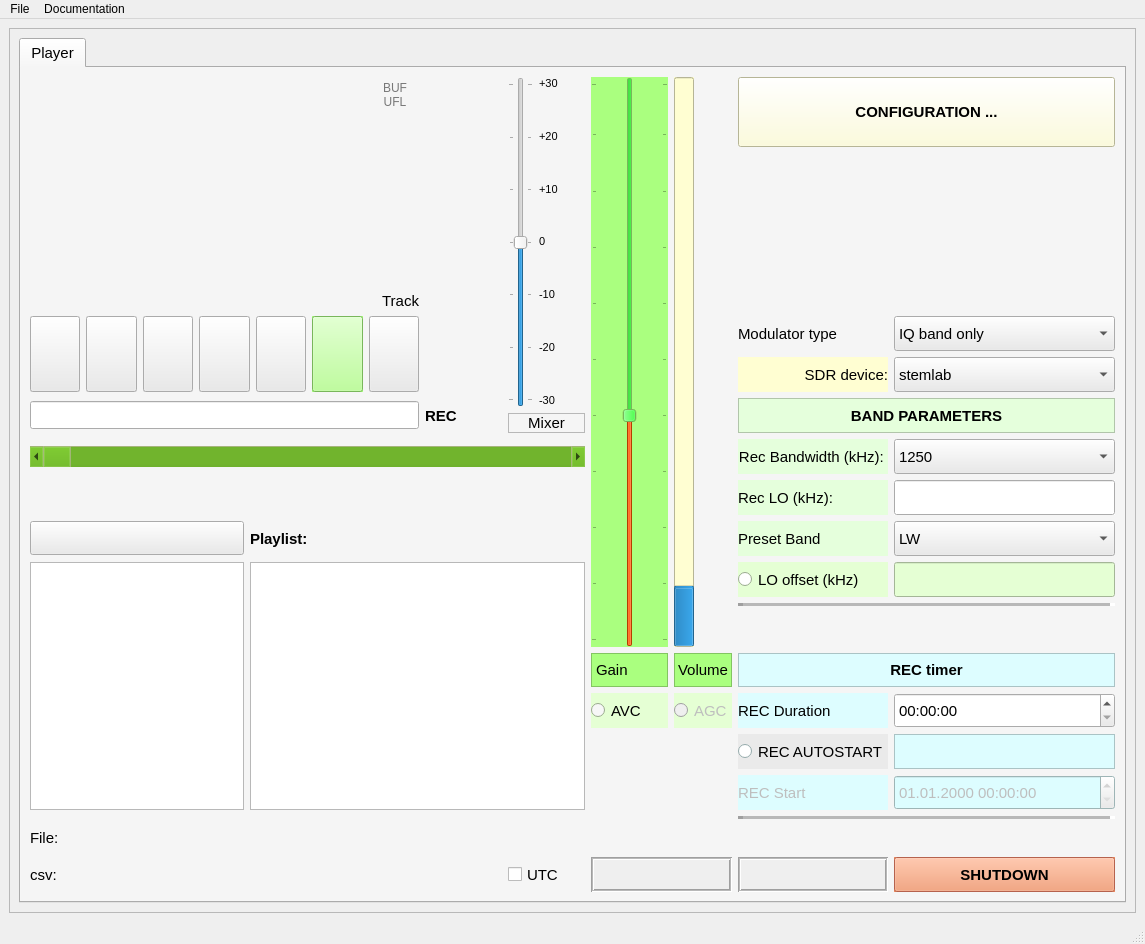
Above: sources/core/ressources/COHIWizard_GUI_v10_scrollhv_skin_5.ui from hermy-sf/COHIWizard before the change. Below: the same form after it.
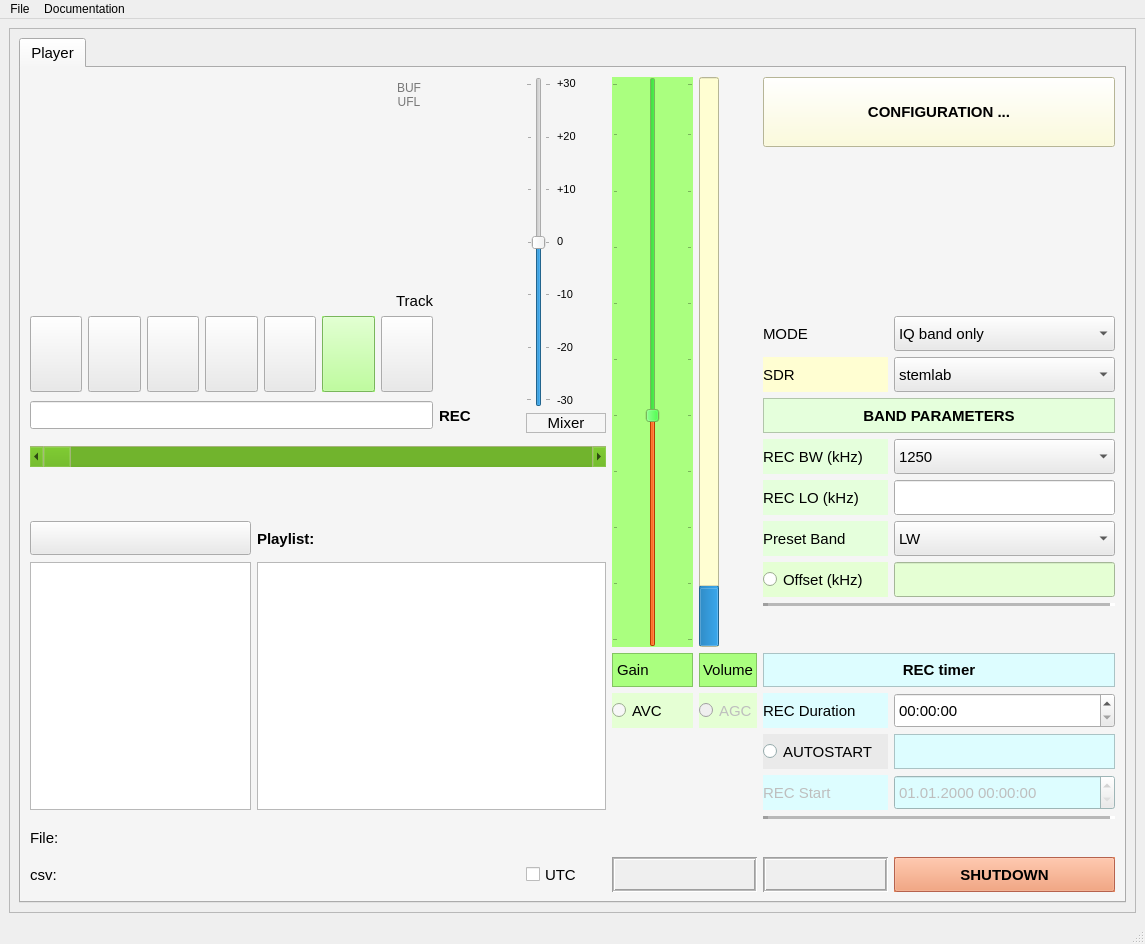
That is the form after the change. Icons and pictures are not drawn.

Commit message:
Skin 5: uniform font roles and shorter labels
- playerskinhandler_5: font_roles as in skins 2/3 with a factor for the
  larger window (normal 1.86 % of the window height, 16 px at 860 px,
  11-20 px; small x0.8, large x1.6 for the time display); the per-widget
  fit only shrinks, comboboxes get the role size
- labels: 'MODE', 'SDR' (left-aligned), 'REC BW (kHz)' (left-aligned),
  'REC LO (kHz)', 'Offset (kHz)', 'AUTOSTART'
- label column on the right at least 125 px, 'File:'/'csv:' at least 48 px

```diff
--- a/sources/core/ressources/COHIWizard_GUI_v10_scrollhv_skin_5.ui
+++ b/sources/core/ressources/COHIWizard_GUI_v10_scrollhv_skin_5.ui
@@ -1130,6 +1130,12 @@
                   <verstretch>0</verstretch>
                  </sizepolicy>
                 </property>
+                <property name="minimumSize">
+                 <size>
+                  <width>125</width>
+                  <height>0</height>
+                 </size>
+                </property>
                 <property name="palette">
                  <palette>
                   <active>
@@ -1306,10 +1312,10 @@
                  <bool>true</bool>
                 </property>
                 <property name="text">
-                 <string>SDR device:</string>
+                 <string>SDR</string>
                 </property>
                 <property name="alignment">
-                 <set>Qt::AlignRight|Qt::AlignTrailing|Qt::AlignVCenter</set>
+                 <set>Qt::AlignLeading|Qt::AlignLeft|Qt::AlignVCenter</set>
                 </property>
                </widget>
               </item>
@@ -1801,7 +1807,7 @@
                  <bool>true</bool>
                 </property>
                 <property name="text">
-                 <string>LO offset (kHz)</string>
+                 <string>Offset (kHz)</string>
                 </property>
                 <property name="autoExclusive">
                  <bool>false</bool>
@@ -1844,7 +1850,7 @@
                    </property>
                    <property name="minimumSize">
                     <size>
-                     <width>10</width>
+                     <width>48</width>
                      <height>0</height>
                     </size>
                    </property>
@@ -2001,10 +2007,10 @@
                  <bool>true</bool>
                 </property>
                 <property name="text">
-                 <string>Rec Bandwidth (kHz): </string>
+                 <string>REC BW (kHz)</string>
                 </property>
                 <property name="alignment">
-                 <set>Qt::AlignRight|Qt::AlignTrailing|Qt::AlignVCenter</set>
+                 <set>Qt::AlignLeading|Qt::AlignLeft|Qt::AlignVCenter</set>
                 </property>
                </widget>
               </item>
@@ -2588,7 +2594,7 @@
                  <bool>true</bool>
                 </property>
                 <property name="text">
-                 <string>Rec LO (kHz): </string>
+                 <string>REC LO (kHz)</string>
                 </property>
                 <property name="alignment">
                  <set>Qt::AlignLeading|Qt::AlignLeft|Qt::AlignVCenter</set>
@@ -4169,7 +4175,7 @@
                  <bool>true</bool>
                 </property>
                 <property name="text">
-                 <string>REC AUTOSTART</string>
+                 <string>AUTOSTART</string>
                 </property>
                 <property name="autoExclusive">
                  <bool>false</bool>
@@ -5667,7 +5673,7 @@
                  </sizepolicy>
                 </property>
                 <property name="text">
-                 <string>Modulator type</string>
+                 <string>MODE</string>
                 </property>
                </widget>
               </item>
@@ -5780,6 +5786,12 @@
                      <verstretch>0</verstretch>
                     </sizepolicy>
                    </property>
+                   <property name="minimumSize">
+                    <size>
+                     <width>48</width>
+                     <height>0</height>
+                    </size>
+                   </property>
                    <property name="text">
                     <string>csv:</string>
                    </property>
```
The commit also changes 2 other files.
